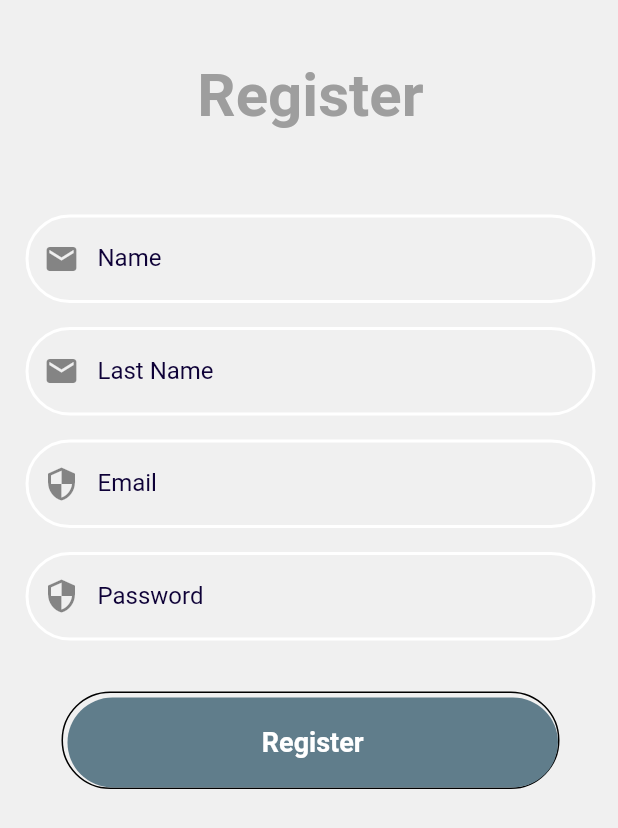
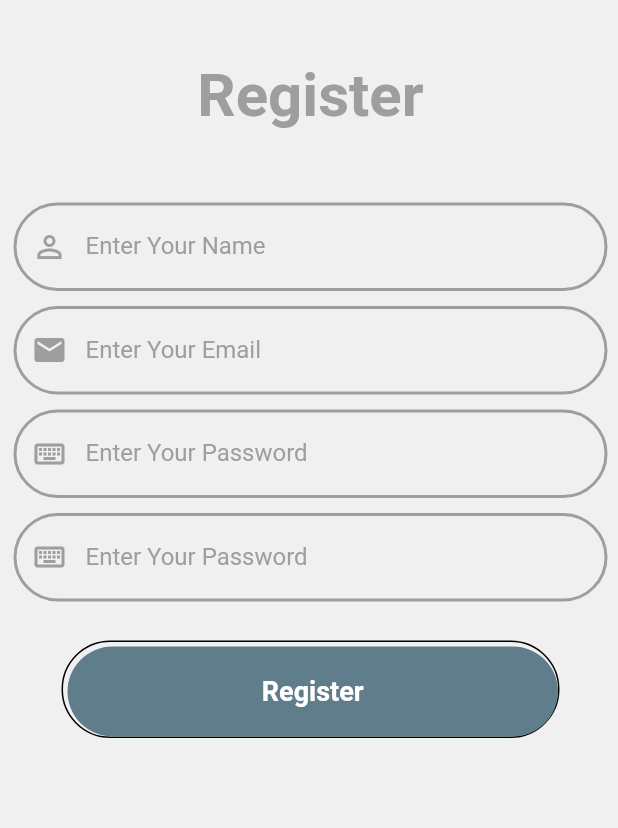
Before and after one commit to Revindran/LaundryApp, a Flutter app: the screen it shows after launch, after a tap on "Register", on a phone screen of 412 x 824 dp. Shown: the top 828 px of the screen. Run offline on Flutter 3.47's test engine with Material 2 defaults, Android fonts, the phone set to English and light mode, and no system bars; our stand-ins replace animated_text_kit, carousel_slider, flutter_rating_bar, get, get_storage, lottie and 1 more; network calls fail; Roboto replaces fonts that are missing (ProductSans).

Commit message:
base ui complete

```diff
--- a/lib/constants/validator.dart
+++ b/lib/constants/validator.dart
@@ -1,6 +1,5 @@
- class Validator {
+class Validator {
   Validator();
-
 
   String? validateEmail(String? value) {
     String pattern = r'^[a-zA-Z0-9.]+@[a-zA-Z0-9]+\.[a-zA-Z]+';
@@ -13,10 +12,10 @@
 
   String? validatePassword(String? value) {
     if (value!.isEmpty) {
-      return 'Please enter your Password';
+      return 'Please enter your id';
     }
     if (value.length < 6) {
-      return 'Password should more then 6 chars';
+      return 'Id should atleast 3 chars';
     } else
       return null;
   }
@@ -30,5 +29,4 @@
     } else
       return null;
   }
-
 }
--- a/lib/view/auth/components/ui_components.dart
+++ b/lib/view/auth/components/ui_components.dart
@@ -1,57 +1,135 @@
 import 'package:flutter/cupertino.dart';
 import 'package:flutter/material.dart';
-import 'package:laundryapp/constants/app_theme.dart';
+import 'package:flutter/services.dart';
+import 'package:get/get.dart';
 import 'package:laundryapp/constants/validator.dart';
+import 'package:laundryapp/view/home/home_screen.dart';
 
-Widget customFormField(
-    {required TextEditingController controller,
-    required String labelText,
-    required Icon icon,
-    required String validator,
-    obscureText = false}) {
-  var validatingType;
-
-  if (validator == "pass") {
-    validatingType = Validator().validatePassword;
-  } else if (validator == "email") {
-    validatingType = Validator().validateEmail;
-  } else if (validator == "name") {
-    validatingType = Validator().validateName;
-  } else {
-    validatingType = Validator().validateName;
+customPasswordFormField(TextEditingController controller) {
+  return TextFormField(
+    obscureText: true,
+    controller: controller,
+    onChanged: (value) => null,
+    validator: Validator().validatePassword,
+    cursorColor: Colors.grey,
+    onSaved: (value) => controller.text = value!,
+    decoration: InputDecoration(
+      prefixIcon: Icon(
+        Icons.keyboard_outlined,
+        color: Colors.grey,
+      ),
+      labelText: "Enter Your Password",
+      labelStyle: TextStyle(color: Colors.grey),
+      border: OutlineInputBorder(
+        borderRadius: BorderRadius.circular(30),
+      ),
+      enabledBorder: OutlineInputBorder(
+        borderRadius: BorderRadius.circular(30.0),
+        borderSide: BorderSide(
+          color: Colors.grey,
+          width: 2.0,
+        ),
+      ),
+      focusedBorder: OutlineInputBorder(
+        borderRadius: BorderRadius.circular(30.0),
+        borderSide: BorderSide(
+          color: Colors.grey,
+          width: 2.0,
+        ),
+      ),
+    ),
+  );
 }
 
-  return Padding(
-    padding: const EdgeInsets.all(8.0),
-    child: TextFormField(
-      obscureText: obscureText,
+customNameFormField(TextEditingController controller) {
+  return TextFormField(
     controller: controller,
     onChanged: (value) => null,
+    onSaved: (value) => controller.text = value!,
     validator: Validator().validateName,
+    cursorColor: Colors.grey,
+    decoration: InputDecoration(
+      prefixIcon: Icon(Icons.perm_identity, color: Colors.grey),
+      labelText: "Enter Your Name",
+      labelStyle: TextStyle(color: Colors.grey),
+      border: OutlineInputBorder(borderRadius: BorderRadius.circular(30)),
+      enabledBorder: OutlineInputBorder(
+        borderRadius: BorderRadius.circular(30.0),
+        borderSide: BorderSide(
+          color: Colors.grey,
+          width: 2.0,
+        ),
+      ),
+      focusedBorder: OutlineInputBorder(
+        borderRadius: BorderRadius.circular(30.0),
+        borderSide: BorderSide(
+          color: Colors.grey,
+          width: 2.0,
+        ),
+      ),
+    ),
+  );
+}
+
+customEmailField(TextEditingController controller) {
+  return TextFormField(
+    controller: controller,
+    onChanged: (value) => null,
+    validator: Validator().validateEmail,
     onSaved: (value) => controller.text = value!,
-      cursorColor: AppThemes.Primarycolor,
+    cursorColor: Colors.grey,
     decoration: InputDecoration(
-        prefixIcon: icon,
-        labelText: labelText,
-        labelStyle: TextStyle(color: AppThemes.Primarycolor),
+      prefixIcon: Icon(Icons.email, color: Colors.grey),
+      labelText: "Enter Your Email",
+      labelStyle: TextStyle(color: Colors.grey),
       border: OutlineInputBorder(
         borderRadius: BorderRadius.circular(30),
       ),
       focusedBorder: OutlineInputBorder(
         borderRadius: BorderRadius.circular(30.0),
         borderSide: BorderSide(
-            color: AppThemes.Primarycolor,
+          color: Colors.grey,
           width: 2.0,
         ),
       ),
       enabledBorder: OutlineInputBorder(
         borderRadius: BorderRadius.circular(30.0),
         borderSide: BorderSide(
-            color: Colors.white,
+          color: Colors.grey,
           width: 2.0,
-          ),
         ),
       ),
     ),
   );
 }
+
+customButton(GlobalKey<FormState> formKey) {
+  return Padding(
+    padding: const EdgeInsets.all(8.0),
+    child: InkWell(
+      child: Container(
+        width: Get.width,
+        decoration: BoxDecoration(
+            borderRadius: BorderRadius.circular(30), color: Colors.white),
+        child: Padding(
+          padding: const EdgeInsets.all(16.0),
+          child: Center(
+              child: Text(
+            "Login",
+            style: TextStyle(
+                fontSize: 20,
+                fontWeight: FontWeight.w600,
+                color: Colors.grey[600]),
+          )),
+        ),
+      ),
+      onTap: () {
+        if (formKey.currentState!.validate()) {
+          SystemChannels.textInput
+              .invokeMethod('TextInput.hide'); //to hide the keyboard - if any
+          Get.to(() => HomeScreen());
+        }
+      },
+    ),
+  );
+}
--- a/lib/view/auth/login_ui.dart
+++ b/lib/view/auth/login_ui.dart
@@ -2,7 +2,6 @@ import 'package:animated_text_kit/animated_text_kit.dart';
 import 'package:flutter/cupertino.dart';
 import 'package:flutter/material.dart';
 import 'package:get/get.dart';
-import 'package:laundryapp/constants/app_theme.dart';
 import 'package:laundryapp/view/auth/registration_ui.dart';
 import 'package:lottie/lottie.dart';
 import 'package:simple_animations/simple_animations.dart';
@@ -12,8 +11,8 @@ import 'components/ui_components.dart';
 import 'reset_password_ui.dart';
 
 class LoginPage extends StatelessWidget {
-  TextEditingController _mailController = TextEditingController();
-  TextEditingController _passController = TextEditingController();
+  final TextEditingController _mailController = TextEditingController();
+  final TextEditingController _passController = TextEditingController();
   final GlobalKey<FormState> _formKey = GlobalKey<FormState>();
 
   @override
@@ -63,20 +62,14 @@ class LoginPage extends StatelessWidget {
                       FadeAnimation(
                         1.2,
                         // makeInput(label: "Email", icon: Icon(Icons.person)),
-                        customFormField(
-                            controller: _mailController,
-                            icon: Icon(Icons.mail,color: AppThemes.Primarycolor,),
-                            labelText: "Email",
-                            validator: "email"),
+                        customEmailField(_mailController),
+                      ),
+                      SizedBox(
+                        height: 20,
                       ),
                       FadeAnimation(
                         1.3,
-                        customFormField(
-                            controller: _passController,
-                            icon: Icon(Icons.security),
-                            labelText: "Password",
-                            validator: "pass",
-                            obscureText: true),
+                        customPasswordFormField(_passController),
                       ),
                       SizedBox(
                         height: 18,
@@ -84,7 +77,7 @@ class LoginPage extends StatelessWidget {
                       FadeAnimation(
                         1.5,
                         InkWell(
-                          onTap: () => Get.to(()=>ResetPasswordUi()),
+                          onTap: () => Get.to(() => ResetPasswordUi()),
                           child: Row(
                             mainAxisAlignment: MainAxisAlignment.center,
                             children: <Widget>[
@@ -123,11 +116,6 @@ class LoginPage extends StatelessWidget {
                         height: 60,
                         onPressed: () {
                           Get.to(BottomBarHome());
-                          /*if (_formKey.currentState!.validate()) {
-                            SystemChannels.textInput
-                                .invokeMethod('TextInput.hide');
-                            Get.to(BottomBarHome());
-                          }*/
                         },
                         color: Colors.blueGrey,
                         elevation: 0,
@@ -200,8 +188,6 @@ class LoginPage extends StatelessWidget {
   }
 
   Widget makeInput({label, obscureText = false, icon}) {
-    var make = "";
-
     return Column(
       crossAxisAlignment: CrossAxisAlignment.start,
       children: <Widget>[
--- a/lib/view/auth/registration_ui.dart
+++ b/lib/view/auth/registration_ui.dart
@@ -7,8 +7,10 @@ import 'login_ui.dart';
 class RegisterUi extends StatelessWidget {
   RegisterUi({Key? key}) : super(key: key);
 
-  TextEditingController _mailController = TextEditingController();
-  TextEditingController _passController = TextEditingController();
+  final TextEditingController _mailController = TextEditingController();
+  final TextEditingController _passController = TextEditingController();
+  final TextEditingController _nameController = TextEditingController();
+  final TextEditingController _idController = TextEditingController();
   final GlobalKey<FormState> _formKey = GlobalKey<FormState>();
 
   @override
@@ -37,40 +39,30 @@ class RegisterUi extends StatelessWidget {
               child: Column(
                 children: [
                   FadeAnimation(
-                    1.2,
-                    // makeInput(label: "Email", icon: Icon(Icons.person)),
-                    customFormField(
-                        controller: _mailController,
-                        icon: Icon(Icons.mail),
-                        labelText: "Name",
-                        validator: "name"),
+                      1.2,
+                      // makeInput(label: "Email", icon: Icon(Icons.person)),
+                      customNameFormField(_nameController)),
+                  SizedBox(
+                    height: 10,
                   ),
                   FadeAnimation(
                     1.2,
                     // makeInput(label: "Email", icon: Icon(Icons.person)),
-                    customFormField(
-                        controller: _mailController,
-                        icon: Icon(Icons.mail),
-                        labelText: "Last Name",
-                        validator: "name"),
+                    customEmailField(_mailController),
+                  ),
+                  SizedBox(
+                    height: 10,
                   ),
                   FadeAnimation(
                     1.3,
-                    customFormField(
-                      controller: _passController,
-                      icon: Icon(Icons.security),
-                      labelText: "Email",
-                      validator: "email",
-                    ),
+                    customPasswordFormField(_idController),
+                  ),
+                  SizedBox(
+                    height: 10,
                   ),
                   FadeAnimation(
                     1.3,
-                    customFormField(
-                        controller: _passController,
-                        icon: Icon(Icons.security),
-                        labelText: "Password",
-                        validator: "pass",
-                        obscureText: true),
+                    customPasswordFormField(_passController),
                   ),
                 ],
               ),
--- a/lib/view/auth/reset_password_ui.dart
+++ b/lib/view/auth/reset_password_ui.dart
@@ -13,7 +13,9 @@ class ResetPasswordUi extends StatelessWidget {
   @override
   Widget build(BuildContext context) {
     return Scaffold(
-      body: Column(
+      body: Padding(
+        padding: const EdgeInsets.all(8.0),
+        child: Column(
           mainAxisAlignment: MainAxisAlignment.spaceAround,
           crossAxisAlignment: CrossAxisAlignment.center,
           children: [
@@ -34,21 +36,14 @@ class ResetPasswordUi extends StatelessWidget {
               children: [
                 FadeAnimation(
                   1.3,
-                customFormField(
-                  controller: _mailController,
-                  icon: Icon(Icons.security),
-                  labelText: "Email",
-                  validator: "email",
+                  customEmailField(_mailController),
                 ),
+                SizedBox(
+                  height: 10,
                 ),
                 FadeAnimation(
                   1.3,
-                customFormField(
-                    controller: _passController,
-                    icon: Icon(Icons.security),
-                    labelText: "Password",
-                    validator: "pass",
-                    obscureText: true),
+                  customPasswordFormField(_passController),
                 ),
               ],
             ),
@@ -76,7 +71,8 @@ class ResetPasswordUi extends StatelessWidget {
                         borderRadius: BorderRadius.circular(50)),
                     child: Text(
                       "Reset",
-                    style: TextStyle(fontWeight: FontWeight.w600, fontSize: 18),
+                      style:
+                          TextStyle(fontWeight: FontWeight.w600, fontSize: 18),
                     ),
                   ),
                 ),
@@ -84,6 +80,7 @@ class ResetPasswordUi extends StatelessWidget {
             ),
           ],
         ),
+      ),
     );
   }
 }
```
Lines whose indentation alone changed are shown as unchanged.
